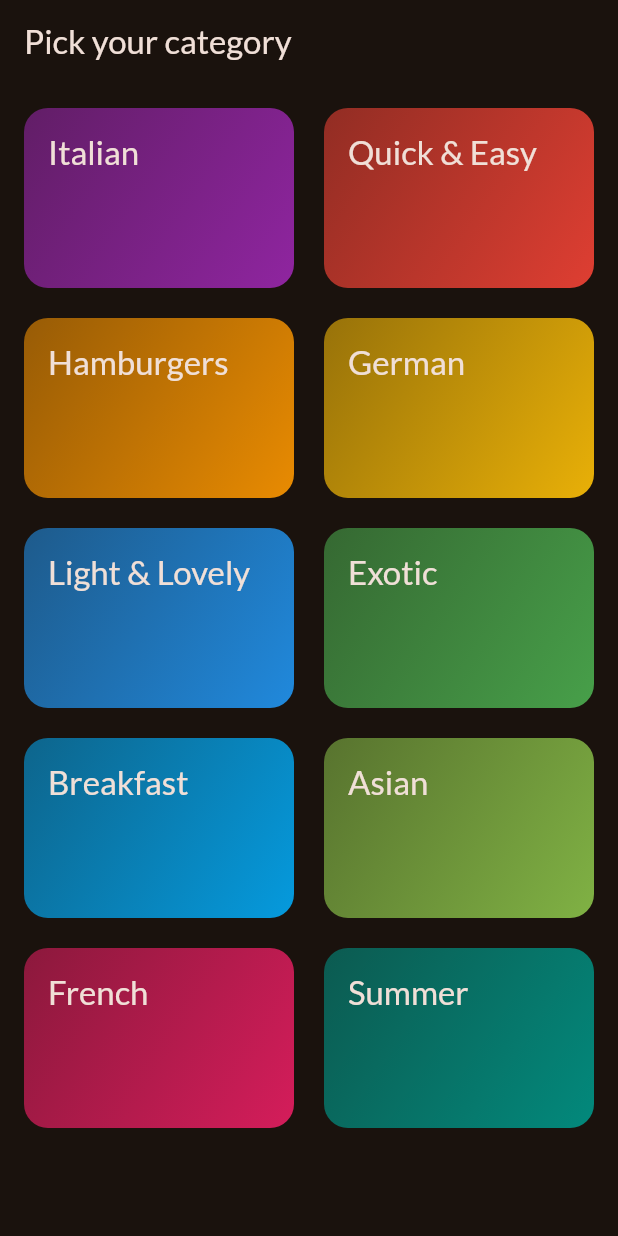
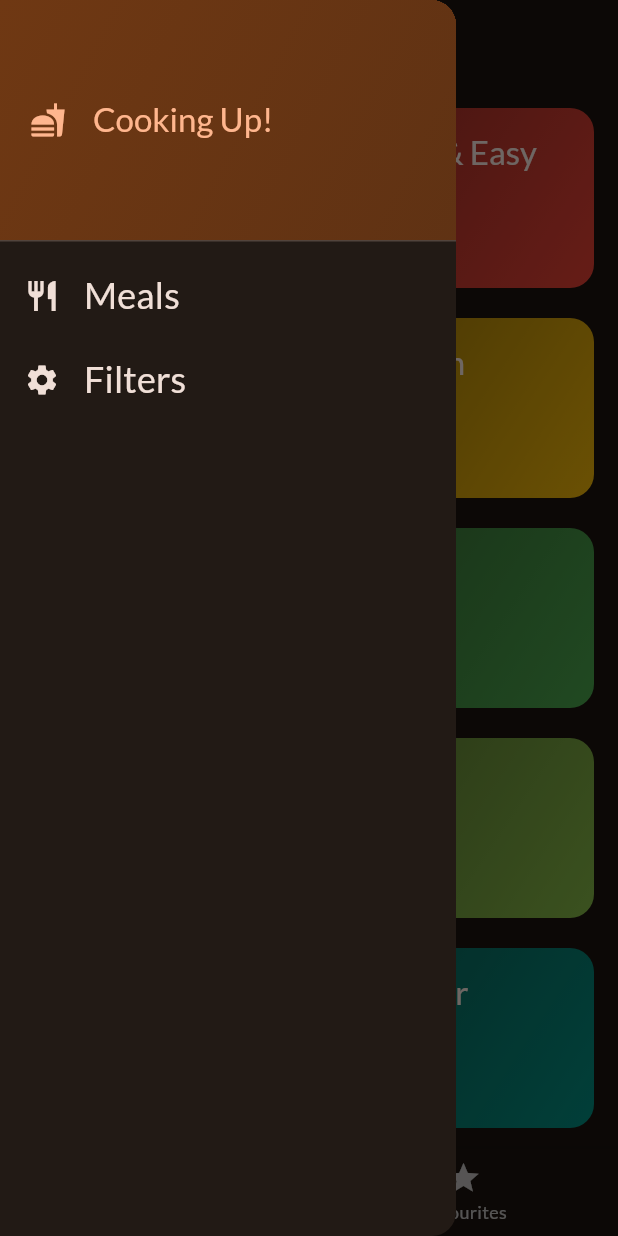
Before and after one commit to prajwal-huggi/meals, a Flutter app: the screen it shows after launch, with the side drawer open (before the commit the screen has no drawer), on a phone screen of 412 x 824 dp. Run offline on Flutter 3.47's test engine with Material 3 defaults, Android fonts, the phone set to English and light mode, and no system bars; our stand-ins replace google_fonts, transparent_image.

Commit message:
another day completion

```diff
--- a/lib/main.dart
+++ b/lib/main.dart
@@ -1,6 +1,6 @@
 import 'package:flutter/material.dart';
 import 'package:google_fonts/google_fonts.dart';
-import 'package:meals/screens/categories_screen.dart';
+import 'package:meals/screens/tabs.dart';
 
 final theme= ThemeData(
   useMaterial3: true,
@@ -22,7 +22,7 @@ class App extends StatelessWidget{
   Widget build(BuildContext context){
     return MaterialApp(
       theme: theme,
-      home: const CategoriesScreen(),
+      home: const TabsScreen(),
       // home: MealsScreen(title: 'Test Meal Screen', meals: dummyMeals,),
     );
   }
--- a/lib/screens/categories_screen.dart
+++ b/lib/screens/categories_screen.dart
@@ -6,23 +6,25 @@ import 'package:meals/screens/meals_screen.dart';
 import 'package:meals/widgets/category_grid_item.dart';
 
 class CategoriesScreen extends StatelessWidget {
-  const CategoriesScreen({super.key});
+  const CategoriesScreen({super.key,required this.onToggleFavorite, required this.availableMeals});
+
+  final void Function(Meal meal) onToggleFavorite;
+  final List<Meal> availableMeals;
 
   void _selectCategory(BuildContext context, Category category) {
-    final List<Meal> filteredMeals= dummyMeals.where((meal)=> meal.categories.contains(category.id)).toList();
+    final List<Meal> filteredMeals = availableMeals
+        .where((meal) => meal.categories.contains(category.id))
+        .toList();
     Navigator.push(
         context,
         MaterialPageRoute(
-            builder: (context) => MealsScreen(title: category.title, meals: filteredMeals)));
+            builder: (context) =>
+                MealsScreen(title: category.title, meals: filteredMeals, onToggleFavorite: onToggleFavorite,)));
   }
 
   @override
   Widget build(BuildContext context) {
-    return Scaffold(
-      appBar: AppBar(
-        title: const Text("Pick your category"),
-      ),
-      body: GridView(
+    return GridView(
       padding: const EdgeInsets.all(16),
       gridDelegate: const SliverGridDelegateWithFixedCrossAxisCount(
           crossAxisCount: 2,
@@ -38,7 +40,7 @@ class CategoriesScreen extends StatelessWidget {
               _selectCategory(context, category);
             },
           ),
-          ]),
+      ],
     );
   }
 }
--- /dev/null
+++ b/lib/screens/tabs.dart
@@ -0,0 +1,124 @@
+import 'package:flutter/material.dart';
+import 'package:meals/data/dummy_data.dart';
+import 'package:meals/models/meal.dart';
+import 'package:meals/screens/categories_screen.dart';
+import 'package:meals/screens/filters_screen.dart';
+import 'package:meals/screens/meals_screen.dart';
+import 'package:meals/widgets/main_drawer.dart';
+
+//k is used for the global variables as the standard notation
+const kInitialFilters={
+  Filter.glutenFree: false,
+    Filter.lactoseFree: false,
+    Filter.vegetarian: false,
+    Filter.vegan: false,
+};
+
+class TabsScreen extends StatefulWidget {
+  const TabsScreen({super.key});
+
+  @override
+  State<TabsScreen> createState() {
+    return _TabsScreenState();
+  }
+}
+
+class _TabsScreenState extends State<TabsScreen> {
+  int _selectedPageIndex = 0;
+  final List<Meal> _favouriteMeals = [];
+  Map<Filter, bool> _selectedFilter= kInitialFilters;
+
+  void _showInfoMessage(String message){
+    ScaffoldMessenger.of(context).clearSnackBars();
+    ScaffoldMessenger.of(context).showSnackBar(
+      SnackBar(content: Text(message)),
+    );
+  }
+
+  void _toggleMealFavoriteStatus(Meal meal) {
+    final isExisting = _favouriteMeals.contains(meal);
+
+    if (isExisting) {
+      setState(() {
+        _favouriteMeals.remove(meal);
+        _showInfoMessage("Item removed Successfully");
+      });
+    } else {
+      setState(() {
+        _favouriteMeals.add(meal);
+        _showInfoMessage("Item added Successfully");
+      });
+    }
+  }
+
+  void _selectPage(int index) {
+    setState(() {
+      _selectedPageIndex = index;
+    });
+  }
+
+  void _setScreen(String identifier)async{
+    Navigator.pop(context);
+    if(identifier== 'filters'){
+      final result= await Navigator.push<Map<Filter, bool>>(
+        context,
+        MaterialPageRoute(builder: (context)=> FiltersScreen(currentFilters: _selectedFilter,))
+      );
+
+      setState((){
+        //if the result is null then use the kInitialFilters
+        _selectedFilter= result ?? kInitialFilters;
+      });
+    }
+  }
+
+  @override
+  Widget build(BuildContext context) {
+    final availableMeals= dummyMeals.where((meal){
+      if(_selectedFilter[Filter.glutenFree]! && !meal.isGlutenFree){
+        return false;
+      }
+      if(_selectedFilter[Filter.lactoseFree]! && !meal.isLactoseFree){
+        return false;
+      }
+      if(_selectedFilter[Filter.vegetarian]! && !meal.isVegetarian){
+        return false;
+      }
+      if(_selectedFilter[Filter.vegan]! && !meal.isVegan){
+        return false;
+      }
+      return true;
+    }).toList();
+
+
+    Widget activePage = CategoriesScreen(
+      onToggleFavorite: _toggleMealFavoriteStatus,
+      availableMeals: availableMeals,
+    );
+    var activePageTitle = 'Categories';
+
+    if (_selectedPageIndex == 1) {
+      activePage = MealsScreen(
+        meals: _favouriteMeals,
+        onToggleFavorite: _toggleMealFavoriteStatus,
+      );
+      activePageTitle = 'Your Favourites';
+    }
+    return Scaffold(
+      appBar: AppBar(
+        title: Text(activePageTitle),
+      ),
+      drawer: MainDrawer(onSelectScreen: _setScreen),
+      body: activePage,
+      bottomNavigationBar: BottomNavigationBar(
+        onTap: _selectPage,
+        currentIndex: _selectedPageIndex,
+        items: const [
+          BottomNavigationBarItem(
+              icon: Icon(Icons.set_meal), label: 'Categories'),
+          BottomNavigationBarItem(icon: Icon(Icons.star), label: 'Favourites')
+        ],
+      ),
+    );
+  }
+}
--- /dev/null
+++ b/lib/widgets/main_drawer.dart
@@ -0,0 +1,71 @@
+import 'package:flutter/material.dart';
+
+class MainDrawer extends StatelessWidget {
+  const MainDrawer({super.key, required this.onSelectScreen});
+
+  final void Function(String identifier) onSelectScreen;
+
+  @override
+  Widget build(BuildContext context) {
+    return Drawer(
+      child: Column(children: [
+        DrawerHeader(
+          padding: const EdgeInsets.all(20),
+          decoration: BoxDecoration(
+            gradient: LinearGradient(
+              colors: [
+                Theme.of(context).colorScheme.primaryContainer,
+                Theme.of(context).colorScheme.primaryContainer.withOpacity(0.8),
+              ],
+              begin: Alignment.topLeft,
+              end: Alignment.bottomRight,
+            ),
+          ),
+          child: Row(
+            children: [
+              Icon(
+                Icons.fastfood,
+                color: Theme.of(context).colorScheme.primary,
+              ),
+              const SizedBox(width: 18),
+              Text(
+                'Cooking Up!',
+                style: Theme.of(context).textTheme.titleLarge!.copyWith(
+                      color: Theme.of(context).colorScheme.primary,
+                    ),
+              ),
+            ],
+          ),
+        ),
+        ListTile(
+          leading: Icon(Icons.restaurant,
+              size: 24, color: Theme.of(context).colorScheme.onSurface),
+          title: Text(
+            'Meals',
+            style: Theme.of(context).textTheme.titleSmall!.copyWith(
+                  color: Theme.of(context).colorScheme.onSurface,
+                  fontSize: 24,
+                ),
+          ),
+          onTap: (){
+            onSelectScreen('meal');
+          },
+        ),
+        ListTile(
+          leading: Icon(Icons.settings,
+              size: 24, color: Theme.of(context).colorScheme.onSurface),
+          title: Text(
+            'Filters',
+            style: Theme.of(context).textTheme.titleSmall!.copyWith(
+                  color: Theme.of(context).colorScheme.onSurface,
+                  fontSize: 24,
+                ),
+          ),
+          onTap: (){
+            onSelectScreen('filters');
+          },
+        ),
+      ]),
+    );
+  }
+}
```
Also changed, not shown: lib/screens/filters_screen.dart (added, +113 -0 lines), lib/screens/meal_detail_screen.dart (added, +67 -0 lines), lib/screens/meals_screen.dart (+29 -7 lines), lib/widgets/meal_item.dart (+25 -3 lines), lib/widgets/meal_item_trait.dart (added, +17 -0 lines), lib/widgets/switch_filter.dart (added, +39 -0 lines). Lines whose indentation alone changed are shown as unchanged.
